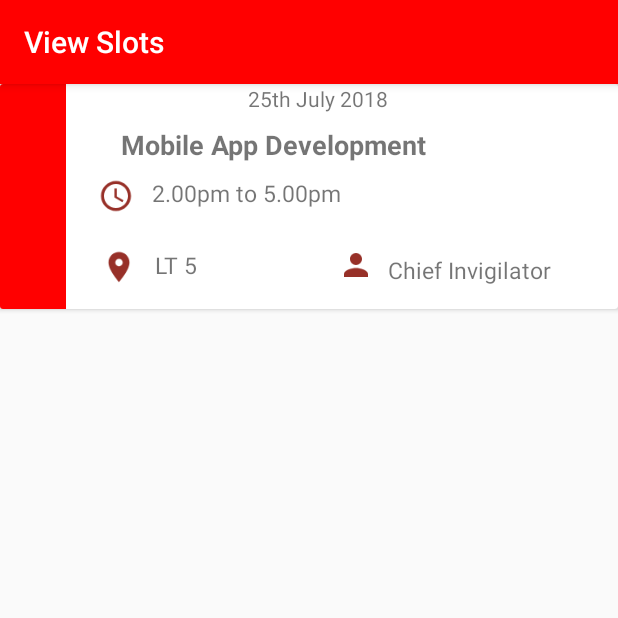
After one commit to vegnish/Exam-Reminder-Mobile-Application, an Android app: the ViewSlots screen opened directly, with no data from a screen before it, on a phone screen of 412 x 824 dp, the top half of it. The commit adds this screen. Run offline under Robolectric (Android 15) with nearby library versions, the phone set to English and light mode, and no system bars; 4 statements that could not run were skipped.

Commit message:
added view slots page and partial logic for add slots

```diff
--- a/app/build.gradle
+++ b/app/build.gradle
@@ -27,4 +27,6 @@ dependencies {
     androidTestImplementation 'com.android.support.test:runner:1.0.2'
     androidTestImplementation 'com.android.support.test.espresso:espresso-core:3.0.2'
     implementation 'com.android.support:design:27.1.1'
+    implementation 'com.android.support:cardview-v7:27.1.1'
+    implementation 'com.android.support:design:27.0.2'
 }
--- /dev/null
+++ b/app/src/main/java/com/example/vegnish/assignment1/ViewSlots.java
@@ -0,0 +1,36 @@
+package com.example.vegnish.assignment1;
+
+import android.support.v7.app.AppCompatActivity;
+import android.os.Bundle;
+import android.support.v7.widget.LinearLayoutManager;
+import android.support.v7.widget.RecyclerView;
+
+
+public class ViewSlots extends AppCompatActivity {
+    private RecyclerView mRecyclerView;
+    private RecyclerView.Adapter mAdapter;
+    private RecyclerView.LayoutManager mLayoutManager;
+
+    @Override
+    protected void onCreate(Bundle savedInstanceState) {
+        super.onCreate(savedInstanceState);
+        setContentView(R.layout.activity_view_slots);
+        setTitle("View Slots");
+
+        mRecyclerView = (RecyclerView) findViewById(R.id.recycler_view);
+
+        // use this setting to improve performance if you know that changes
+        // in content do not change the layout size of the RecyclerView
+        mRecyclerView.setHasFixedSize(true);
+
+        // use a linear layout manager
+        mLayoutManager = new LinearLayoutManager(this);
+        mRecyclerView.setLayoutManager(mLayoutManager);
+
+        // specify an adapter (see also next example)
+        String[] myDataset = {"test", "testing"};
+        mAdapter = new MyAdapter(myDataset);
+        mRecyclerView.setAdapter(mAdapter);
+    }
+
+}
--- a/app/src/main/res/layout/activity_add_slots.xml
+++ b/app/src/main/res/layout/activity_add_slots.xml
@@ -44,7 +44,7 @@
         <Button
             android:id="@+id/addSlotsButton"
             android:layout_width="0dp"
-            android:layout_height="45dp"
+            android:layout_height="46dp"
             android:background="@color/colorPrimary"
             android:text="Add Slots"
             android:textColor="@color/colorFontWhite"
--- /dev/null
+++ b/app/src/main/res/layout/activity_view_slots.xml
@@ -0,0 +1,141 @@
+<?xml version="1.0" encoding="utf-8"?>
+<android.support.constraint.ConstraintLayout xmlns:android="http://schemas.android.com/apk/res/android"
+    xmlns:app="http://schemas.android.com/apk/res-auto"
+    xmlns:tools="http://schemas.android.com/tools"
+    android:id="@+id/recycler_view"
+    android:layout_width="match_parent"
+    android:layout_height="match_parent"
+    tools:context=".ViewSlots"
+    tools:layout_editor_absoluteY="81dp">
+
+    <!-- A CardView that contains a TextView -->
+    <android.support.v7.widget.CardView xmlns:card_view="http://schemas.android.com/apk/res-auto"
+        tools:style="@style/CardView"
+        android:id="@+id/card_view"
+    android:layout_width="match_parent"
+    android:layout_height="150dp"
+    android:layout_marginBottom="20dp"
+    >
+
+
+    <android.support.constraint.ConstraintLayout
+        android:id="@+id/card_constraint_view"
+        android:layout_width="match_parent"
+        android:layout_height="163dp"
+        android:layout_alignParentStart="true"
+        android:layout_alignParentTop="true"
+        tools:layout_editor_absoluteX="0dp"
+        tools:layout_editor_absoluteY="34dp">
+
+        <TextView
+            android:id="@+id/date"
+            android:layout_width="wrap_content"
+            android:layout_height="wrap_content"
+            android:layout_marginBottom="9dp"
+            android:text="25th July 2018"
+            app:layout_constraintBottom_toTopOf="@+id/subject_name"
+            app:layout_constraintEnd_toStartOf="@+id/role_text"
+            app:layout_constraintStart_toEndOf="@+id/location_text"
+            app:layout_constraintTop_toTopOf="parent" />
+
+        <TextView
+            android:id="@+id/subject_name"
+            android:layout_width="wrap_content"
+            android:layout_height="0dp"
+            android:layout_marginBottom="10dp"
+            android:layout_marginStart="200dp"
+            android:layout_marginTop="28dp"
+            android:text="Mobile App Development"
+            android:textSize="18sp"
+            android:textStyle="bold"
+            app:layout_constraintBottom_toTopOf="@+id/imageView"
+            app:layout_constraintEnd_toStartOf="@+id/imageView"
+            app:layout_constraintHorizontal_bias="0.426"
+            app:layout_constraintHorizontal_chainStyle="packed"
+            app:layout_constraintStart_toEndOf="@+id/color_bar"
+            app:layout_constraintTop_toTopOf="parent" />
+
+        <View
+            android:id="@+id/color_bar"
+            android:layout_width="44dp"
+            android:layout_height="0dp"
+            android:background="@color/colorPrimary"
+            app:layout_constraintBottom_toBottomOf="parent"
+            app:layout_constraintStart_toStartOf="parent"
+            app:layout_constraintTop_toTopOf="parent" />
+
+        <ImageView
+            android:id="@+id/imageView"
+            android:layout_width="wrap_content"
+            android:layout_height="wrap_content"
+            android:layout_marginBottom="23dp"
+            android:layout_marginEnd="14dp"
+            android:layout_marginStart="24dp"
+            app:layout_constraintBottom_toTopOf="@+id/locationImage"
+            app:layout_constraintEnd_toStartOf="@+id/location_text"
+            app:layout_constraintStart_toEndOf="@+id/color_bar"
+            app:layout_constraintTop_toBottomOf="@+id/subject_name"
+            app:srcCompat="@drawable/ic_access_time_black_24dp" />
+
+        <TextView
+            android:id="@+id/time"
+            android:layout_width="wrap_content"
+            android:layout_height="20dp"
+            android:layout_marginBottom="30dp"
+            android:layout_marginStart="12dp"
+            android:layout_marginTop="8dp"
+            android:text="2.00pm to 5.00pm"
+            android:textSize="15sp"
+            app:layout_constraintBottom_toTopOf="@+id/role_text"
+            app:layout_constraintStart_toEndOf="@+id/imageView"
+            app:layout_constraintTop_toBottomOf="@+id/subject_name" />
+
+        <ImageView
+            android:id="@+id/locationImage"
+            android:layout_width="wrap_content"
+            android:layout_height="wrap_content"
+            android:layout_marginBottom="29dp"
+            android:layout_marginEnd="12dp"
+            app:layout_constraintBottom_toBottomOf="parent"
+            app:layout_constraintEnd_toStartOf="@+id/location_text"
+            app:layout_constraintTop_toBottomOf="@+id/imageView"
+            app:srcCompat="@drawable/ic_location_on_black_24dp" />
+
+        <TextView
+            android:id="@+id/location_text"
+            android:layout_width="wrap_content"
+            android:layout_height="wrap_content"
+            android:layout_marginEnd="34dp"
+            android:text="LT 5"
+            android:textSize="15sp"
+            app:layout_constraintEnd_toStartOf="@+id/date"
+            app:layout_constraintStart_toEndOf="@+id/imageView"
+            app:layout_constraintTop_toTopOf="@+id/locationImage" />
+
+        <ImageView
+            android:id="@+id/r"
+            android:layout_width="wrap_content"
+            android:layout_height="wrap_content"
+            android:layout_marginBottom="2dp"
+            android:layout_marginEnd="9dp"
+            app:layout_constraintBottom_toBottomOf="@+id/role_text"
+            app:layout_constraintEnd_toStartOf="@+id/role_text"
+            app:srcCompat="@drawable/ic_person_black_24dp" />
+
+        <TextView
+            android:id="@+id/role_text"
+            android:layout_width="wrap_content"
+            android:layout_height="wrap_content"
+            android:layout_marginBottom="27dp"
+            android:layout_marginEnd="47dp"
+            android:text="Chief Invigilator"
+            android:textSize="15sp"
+            app:layout_constraintBottom_toBottomOf="parent"
+            app:layout_constraintEnd_toEndOf="parent"
+            app:layout_constraintStart_toEndOf="@+id/date"
+            app:layout_constraintTop_toBottomOf="@+id/time" />
+
+    </android.support.constraint.ConstraintLayout>
+    </android.support.v7.widget.CardView>
+
+</android.support.constraint.ConstraintLayout>
```
Also changed, not shown: app/src/main/AndroidManifest.xml (+7 -4 lines), app/src/main/java/com/example/vegnish/assignment1/AddSlots.java (+82 -4 lines), app/src/main/java/com/example/vegnish/assignment1/MyAdapter.java (added, +53 -0 lines).
